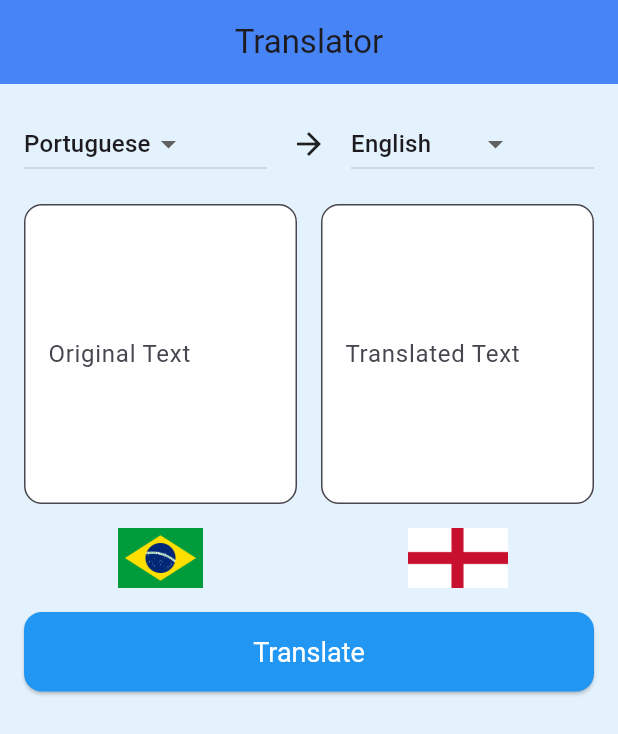
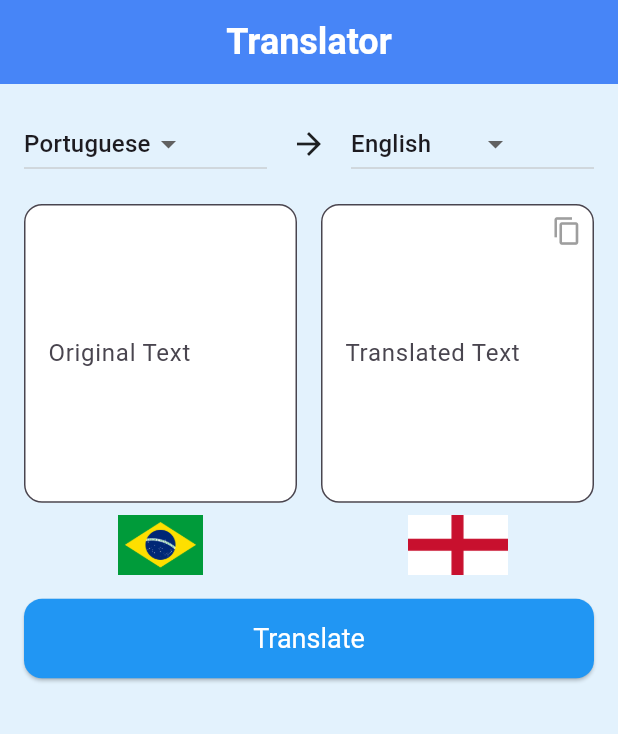
Before and after one commit to felesmanhotto/tradutor-flutter, a Flutter app: the screen it shows after launch, on a phone screen of 412 x 824 dp. Shown: the top 734 px of the screen. Run offline on Flutter 3.47's test engine with Material 3 defaults, Android fonts, the light colour scheme and no system bars.

Commit message:
copy button and adjusting layout

```diff
--- a/lib/main.dart
+++ b/lib/main.dart
@@ -1,6 +1,7 @@
 import 'package:flutter/material.dart';
 import 'package:http/http.dart' as http;
 import 'dart:convert';
+import 'package:flutter/services.dart';
 
 void main() {
   runApp(MyApp());
@@ -137,14 +138,34 @@ class _TradutorHomeState extends State<TradutorHome> {
     );
   }
 
+  void _copiarTexto() {
+    final texto = _outputController.text;
+
+    if (texto.isNotEmpty) {
+      Clipboard.setData(ClipboardData(text: texto));
+      ScaffoldMessenger.of(
+        context,
+      ).showSnackBar(const SnackBar(content: Text('Translation copied!')));
+    }
+  }
+
   @override
   Widget build(BuildContext context) {
     return Scaffold(
       appBar: AppBar(
-        title: const Text('Translator'),
+        title: const Text(
+          'Translator',
+          style: TextStyle(
+            color: Colors.white,
+            fontSize: 24,
+            fontWeight: FontWeight.bold,
+            fontFamily: 'Roboto',
+          ),
+        ),
         centerTitle: true,
         backgroundColor: Colors.blueAccent,
         elevation: 4, // sombra
+        iconTheme: const IconThemeData(color: Colors.white),
       ),
 
       body: SingleChildScrollView(
@@ -201,15 +222,15 @@ class _TradutorHomeState extends State<TradutorHome> {
 
               const SizedBox(height: 16),
 
-              Row(
+              SizedBox(
+                height: MediaQuery.of(context).size.height * 0.3,
+                child: Row(
                   crossAxisAlignment: CrossAxisAlignment.start,
                   children: [
-                  // Input
                     Expanded(
                       child: Column(
                         children: [
-                        SizedBox(
-                          height: 200, // altura fixa
+                          Expanded(
                             child: TextField(
                               controller: _inputController,
                               maxLines: null,
@@ -224,24 +245,21 @@ class _TradutorHomeState extends State<TradutorHome> {
                               ),
                             ),
                           ),
-                        const SizedBox(height: 16),
-                        Image.asset(
-                          'assets/$idiomaEntrada.png',
-                          height: 40,
-                        ), // bandeira de entrada
+                          const SizedBox(height: 8),
+                          Image.asset('assets/$idiomaEntrada.png', height: 40),
                         ],
                       ),
                     ),
-
                     const SizedBox(width: 16),
-
-                  // Output
                     Expanded(
                       child: Column(
                         children: [
-                        SizedBox(
-                          height: 200,
-                          child: TextField(
+                          Expanded(
+                            child: SizedBox(
+                              height: MediaQuery.of(context).size.height * 0.3,
+                              child: Stack(
+                                children: [
+                                  TextField(
                                     controller: _outputController,
                                     readOnly: true,
                                     maxLines: null,
@@ -253,18 +271,37 @@ class _TradutorHomeState extends State<TradutorHome> {
                                       border: OutlineInputBorder(
                                         borderRadius: BorderRadius.circular(12),
                                       ),
+                                      contentPadding: const EdgeInsets.fromLTRB(
+                                        12,
+                                        12,
+                                        40,
+                                        12,
                                       ),
                                     ),
                                   ),
-                        const SizedBox(height: 16),
-                        Image.asset(
-                          'assets/$idiomaSaida.png',
-                          height: 40,
-                        ), // bandeira de saída
+                                  Positioned(
+                                    top: 8,
+                                    right: 8,
+                                    child: GestureDetector(
+                                      onTap: _copiarTexto,
+                                      child: const Icon(
+                                        Icons.copy,
+                                        size: 20,
+                                        color: Colors.grey,
+                                      ),
+                                    ),
+                                  ),
+                                ],
+                              ),
+                            ),
+                          ),
+                          const SizedBox(height: 8),
+                          Image.asset('assets/$idiomaSaida.png', height: 40),
                         ],
                       ),
                     ),
                   ],
+                ),
               ),
 
               const SizedBox(height: 16),
```
Lines whose indentation alone changed are shown as unchanged.
